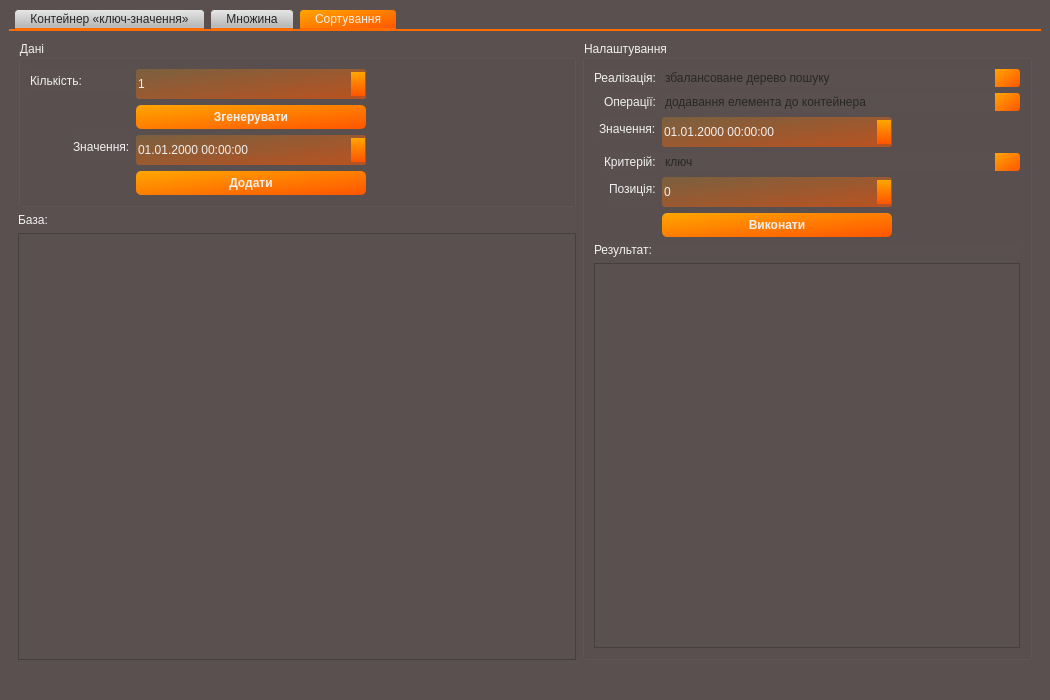
This is ExamUI/mainwindow.ui in WAG13/Exam_OOP_summer as Qt 5 draws it before an edit. The edited form follows.
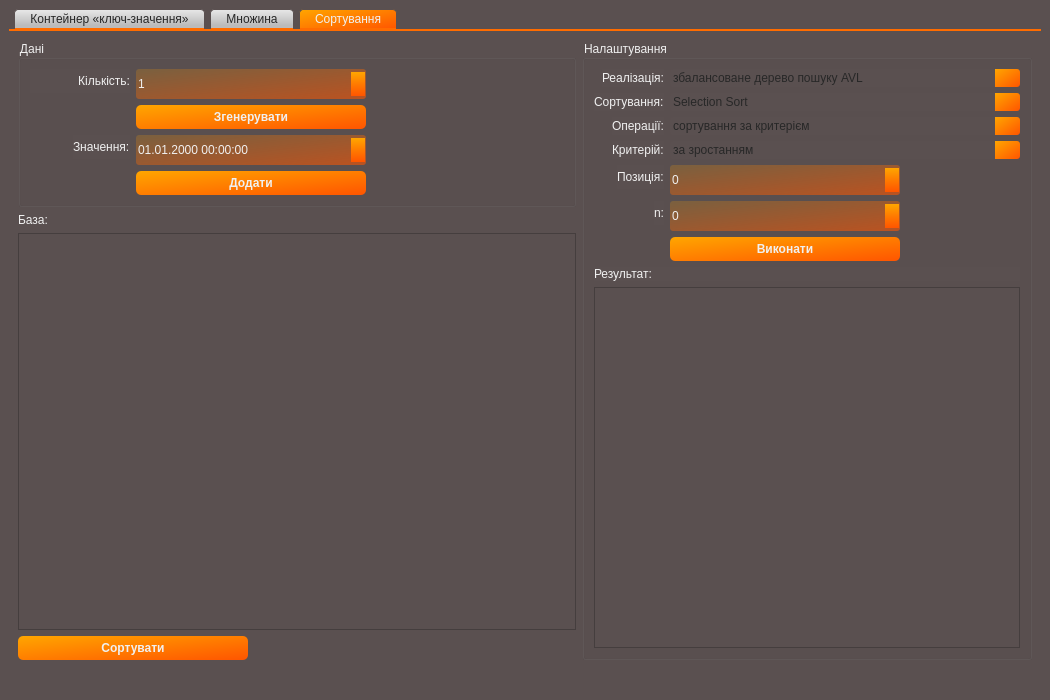
This is the edited form. The open tabs and pages were chosen to show the change.

Diff of the .ui file:
```diff
--- a/ExamUI/mainwindow.ui
+++ b/ExamUI/mainwindow.ui
@@ -900,6 +900,9 @@
                  <property name="text">
                   <string>Кількість:</string>
                  </property>
+                 <property name="alignment">
+                  <set>Qt::AlignRight|Qt::AlignTrailing|Qt::AlignVCenter</set>
+                 </property>
                 </widget>
                </item>
                <item row="0" column="1">
@@ -952,7 +955,14 @@
              </widget>
             </item>
             <item>
-             <widget class="QColumnView" name="columnView_4"/>
+             <widget class="QListView" name="listView_4"/>
+            </item>
+            <item>
+             <widget class="QPushButton" name="createSort">
+              <property name="text">
+               <string>Сортувати</string>
+              </property>
+             </widget>
             </item>
            </layout>
           </item>
@@ -982,73 +992,40 @@
                </property>
               </widget>
              </item>
-             <item row="0" column="1">
-              <widget class="QComboBox" name="KVReal_7">
-               <item>
-                <property name="text">
-                 <string>збалансоване дерево пошуку</string>
-                </property>
-               </item>
-               <item>
-                <property name="text">
-                 <string>впорядкований список</string>
-                </property>
-               </item>
-              </widget>
-             </item>
-             <item row="1" column="0">
+             <item row="2" column="0">
               <widget class="QLabel" name="label_3">
                <property name="text">
                 <string>Операції:</string>
                </property>
               </widget>
              </item>
-             <item row="1" column="1">
-              <widget class="QComboBox" name="KVOperations_4">
-               <item>
-                <property name="text">
-                 <string>додавання елемента до контейнера</string>
-                </property>
-               </item>
-               <item>
-                <property name="text">
-                 <string>сортування контейнера за заданим критерієм</string>
-                </property>
-               </item>
-               <item>
-                <property name="text">
-                 <string>отримання заданої кількості елементів з кінця</string>
-                </property>
-               </item>
-               <item>
-                <property name="text">
-                 <string>отримання заданої кількості елементів з початку</string>
-                </property>
-               </item>
-               <item>
-                <property name="text">
-                 <string>отримання заданої кількості елементів з середини</string>
-                </property>
-               </item>
-               <item>
-                <property name="text">
-                 <string>отримання заданої кількості елементів з заданої позиції</string>
-                </property>
-               </item>
-              </widget>
-             </item>
-             <item row="2" column="0">
-              <widget class="QLabel" name="label_28">
-               <property name="text">
-                <string>Значення:</string>
-               </property>
-              </widget>
-             </item>
              <item row="2" column="1">
-              <widget class="QDateTimeEdit" name="dateTimeEdit_6">
-               <property name="displayFormat">
-                <string>dd.MM.yyyy hh:mm:ss</string>
-               </property>
+              <widget class="QComboBox" name="SortOperations">
+               <item>
+                <property name="text">
+                 <string>сортування за критерієм</string>
+                </property>
+               </item>
+               <item>
+                <property name="text">
+                 <string>n елементів з кінця</string>
+                </property>
+               </item>
+               <item>
+                <property name="text">
+                 <string>n елементів з початку</string>
+                </property>
+               </item>
+               <item>
+                <property name="text">
+                 <string>n елементів з середини</string>
+                </property>
+               </item>
+               <item>
+                <property name="text">
+                 <string>n елементів з заданої позиції</string>
+                </property>
+               </item>
               </widget>
              </item>
              <item row="3" column="0">
@@ -1062,7 +1039,7 @@
               <widget class="QComboBox" name="KVKeytype_2">
                <item>
                 <property name="text">
-                 <string>ключ</string>
+                 <string>за зростанням</string>
                 </property>
                </item>
                <item>
@@ -1110,13 +1087,26 @@
               </widget>
              </item>
              <item row="4" column="1">
-              <layout class="QVBoxLayout" name="verticalLayout_18">
-               <item>
-                <widget class="QSpinBox" name="KVKeyInt_3"/>
-               </item>
-              </layout>
+              <widget class="QSpinBox" name="Position"/>
              </item>
-             <item row="6" column="0" colspan="2">
+             <item row="5" column="0">
+              <widget class="QLabel" name="label_10">
+               <property name="text">
+                <string>n:</string>
+               </property>
+              </widget>
+             </item>
+             <item row="5" column="1">
+              <widget class="QSpinBox" name="nValue"/>
+             </item>
+             <item row="6" column="1">
+              <widget class="QPushButton" name="pushButton3">
+               <property name="text">
+                <string>Виконати</string>
+               </property>
+              </widget>
+             </item>
+             <item row="7" column="0" colspan="2">
               <layout class="QVBoxLayout" name="verticalLayout_19">
                <item>
                 <widget class="QLabel" name="label_29">
@@ -1134,13 +1124,71 @@
                </item>
               </layout>
              </item>
-             <item row="5" column="1">
-              <widget class="QPushButton" name="pushButton_9">
+             <item row="0" column="1">
+              <widget class="QComboBox" name="SortReal">
+               <item>
+                <property name="text">
+                 <string>збалансоване дерево пошуку AVL</string>
+                </property>
+               </item>
+               <item>
+                <property name="text">
+                 <string>збалансоване дерево пошуку B+</string>
+                </property>
+               </item>
+               <item>
+                <property name="text">
+                 <string>двозв'язний список</string>
+                </property>
+               </item>
+               <item>
+                <property name="text">
+                 <string>двозв'язний циклічний список</string>
+                </property>
+               </item>
+               <item>
+                <property name="text">
+                 <string>std::vector</string>
+                </property>
+               </item>
+              </widget>
+             </item>
+             <item row="1" column="0">
+              <widget class="QLabel" name="label_14">
                <property name="text">
-                <string>Виконати</string>
+                <string>Сортування:</string>
                </property>
               </widget>
              </item>
+             <item row="1" column="1">
+              <widget class="QComboBox" name="sortType">
+               <item>
+                <property name="text">
+                 <string>Selection Sort</string>
+                </property>
+               </item>
+               <item>
+                <property name="text">
+                 <string>Heap Sort</string>
+                </property>
+               </item>
+               <item>
+                <property name="text">
+                 <string>Merge Sort</string>
+                </property>
+               </item>
+               <item>
+                <property name="text">
+                 <string>Insertion Sort</string>
+                </property>
+               </item>
+               <item>
+                <property name="text">
+                 <string>Quicksort</string>
+                </property>
+               </item>
+              </widget>
+             </item>
             </layout>
            </item>
           </layout>
```
Left out of the diff: 66 changed lines with no effect on the pictures.
